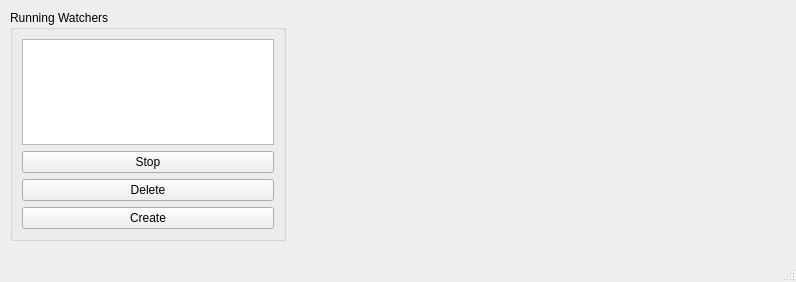
First picture: the form in FPE/ui/QtMainWindow.ui, repository clockworkengineer/Constrictor, before the edit.
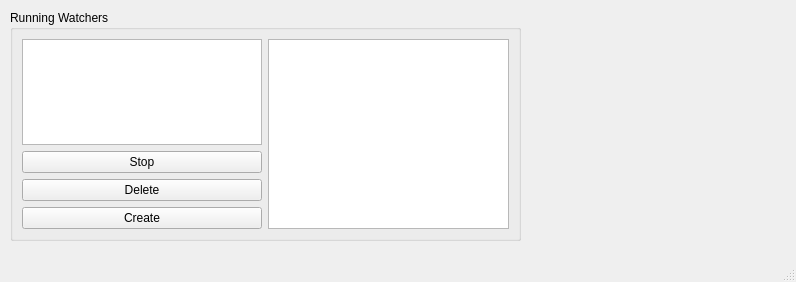
Second picture: the form after the edit.

What changed in the file:
```diff
--- a/FPE/ui/QtMainWindow.ui
+++ b/FPE/ui/QtMainWindow.ui
@@ -25,7 +25,7 @@
      <rect>
       <x>10</x>
       <y>10</y>
-      <width>276</width>
+      <width>511</width>
       <height>231</height>
      </rect>
     </property>
@@ -33,10 +33,10 @@
      <string>Running Watchers</string>
     </property>
     <layout class="QGridLayout" name="gridLayout">
-     <item row="1" column="0">
-      <widget class="QPushButton" name="fpe_running_watcher_stop_button">
+     <item row="3" column="0">
+      <widget class="QPushButton" name="fpe_running_watcher_create_button">
        <property name="text">
-        <string>Stop</string>
+        <string>Create</string>
        </property>
       </widget>
      </item>
@@ -50,13 +50,23 @@
        </property>
       </widget>
      </item>
-     <item row="3" column="0">
-      <widget class="QPushButton" name="pushButton">
+     <item row="0" column="0">
+      <widget class="QListWidget" name="fpe_running_watchers_list">
+       <property name="currentRow">
+        <number>-1</number>
+       </property>
+      </widget>
+     </item>
+     <item row="1" column="0">
+      <widget class="QPushButton" name="fpe_running_watcher_stop_button">
        <property name="text">
-        <string>Create</string>
+        <string>Stop</string>
        </property>
       </widget>
      </item>
+     <item row="0" column="1" rowspan="4">
+      <widget class="QPlainTextEdit" name="fpe_watcher_config_textedit"/>
+     </item>
     </layout>
    </widget>
   </widget>
```
Left out of the diff: 3 changed lines with no effect on the pictures.
